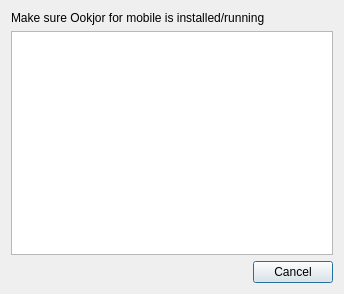
Above: selectphonedialog.ui from ykasidit/Ookjor before the change. Below: the same form after it.
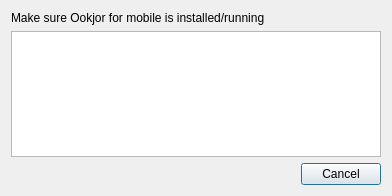
That is the form after the change.

The edit to the form file:
```diff
--- a/selectphonedialog.ui
+++ b/selectphonedialog.ui
@@ -6,13 +6,16 @@
    <rect>
     <x>0</x>
     <y>0</y>
-    <width>344</width>
-    <height>294</height>
+    <width>392</width>
+    <height>196</height>
    </rect>
   </property>
   <property name="windowTitle">
    <string>Please Select Phone</string>
   </property>
+  <property name="styleSheet">
+   <string notr="true"/>
+  </property>
   <layout class="QVBoxLayout" name="verticalLayout_2">
    <item>
     <layout class="QVBoxLayout" name="verticalLayout">
@@ -28,7 +31,7 @@
        <property name="font">
         <font>
          <family>Monospace</family>
-         <pointsize>12</pointsize>
+         <pointsize>10</pointsize>
          <weight>75</weight>
          <bold>true</bold>
         </font>
```
